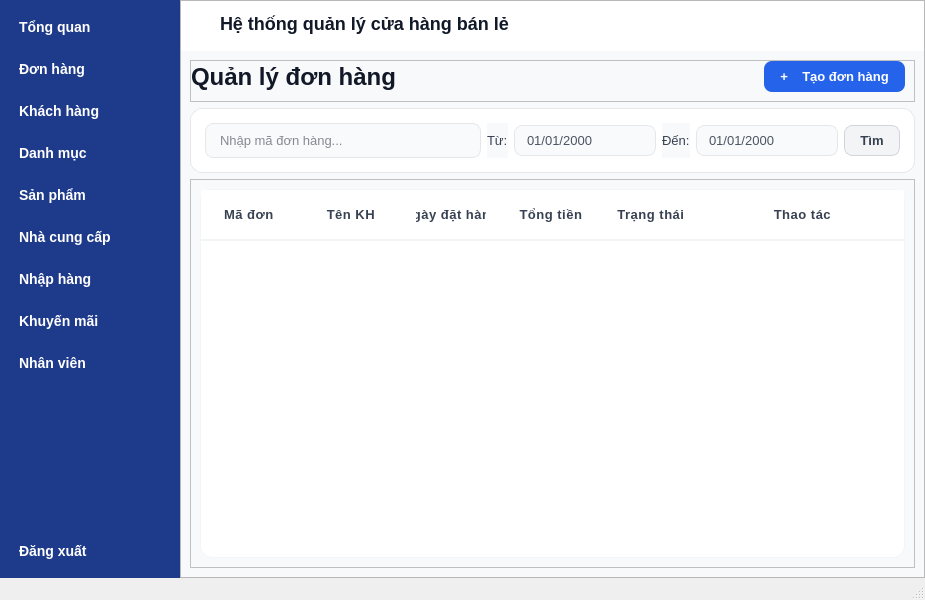
Above: ui/QuanLyCuaHang/mainQLCH.ui from doandt0612/retail-store-management before the change. Below: the same form after it.
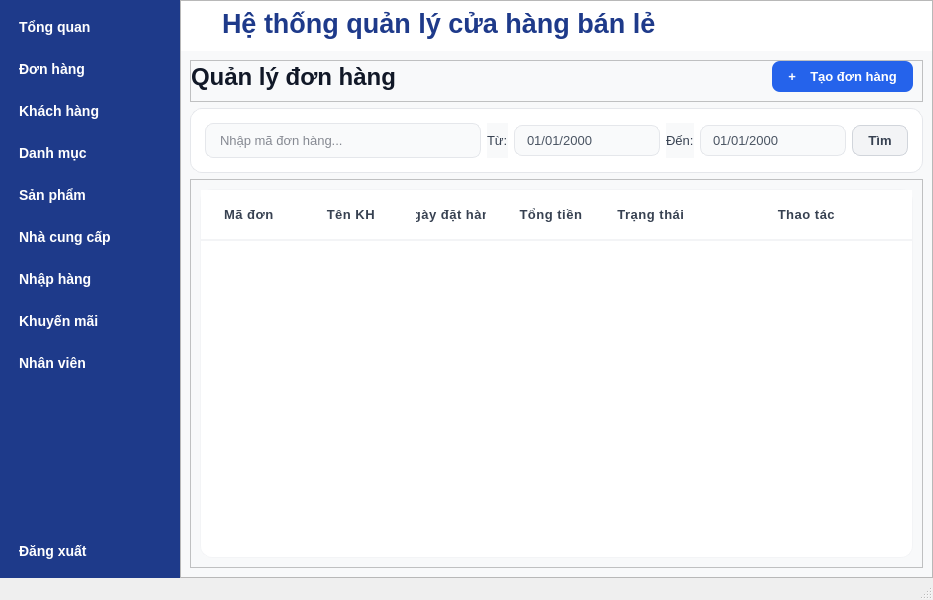
That is the form after the change.

Commit message: Sửa file ui

```diff
--- a/ui/QuanLyCuaHang/mainQLCH.ui
+++ b/ui/QuanLyCuaHang/mainQLCH.ui
@@ -6,7 +6,7 @@
    <rect>
     <x>0</x>
     <y>0</y>
-    <width>922</width>
+    <width>933</width>
     <height>600</height>
    </rect>
   </property>
@@ -281,9 +281,9 @@
            <widget class="QLabel" name="lblTenDeTai">
             <property name="styleSheet">
              <string notr="true">QLabel#lblTenDeTai {
-    font-size: 18px;       /* Tăng kích thước chữ */
-    font-weight: semi-bold;     /* In đậm */
-    color: #111827;        /* Màu đen tuyền nổi bật */
+    font-size: 27px;       /* Tăng kích thước chữ */
+    font-weight: bold;     /* In đậm */
+    color: #1e3a8a;        /* Màu đen tuyền nổi bật */
     padding-bottom: 5px;
 }</string>
             </property>
```
Left out of the diff: 4 changed lines with no effect on the pictures. The commit also changes 2 other files.
